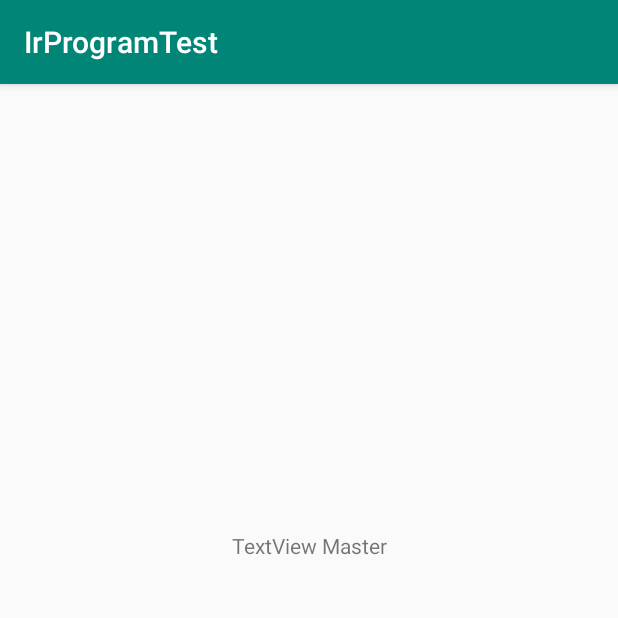
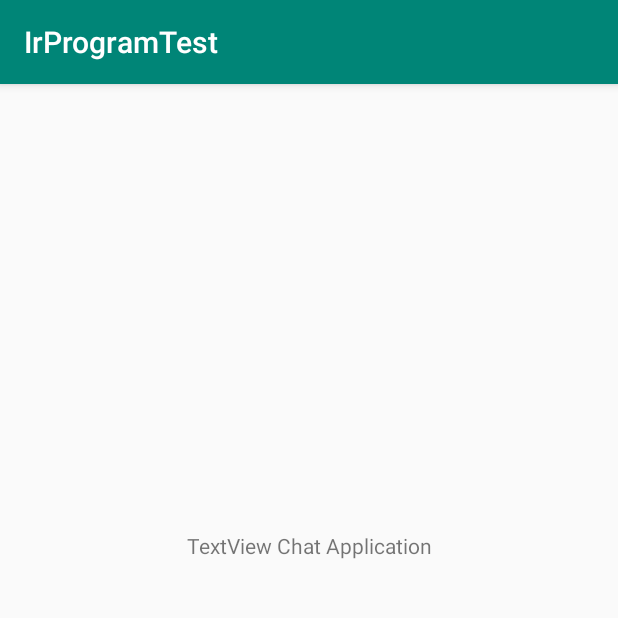
Before and after one commit to HTC77/android-irprogram.com-examples, an Android app: the screen it shows after launch (MainActivity), on a phone screen of 412 x 824 dp, the top half of it. Run offline under Robolectric (Android 15) with nearby library versions, the phone set to English and light mode, and no system bars.

Commit message:
init ChatApplication

```diff
--- a/app/src/main/res/layout/activity_main.xml
+++ b/app/src/main/res/layout/activity_main.xml
@@ -11,8 +11,8 @@
             android:layout_width="wrap_content"
             android:layout_height="wrap_content"
             android:layout_marginTop="298dp"
-        android:text="TextView Master"
+            android:text="TextView Chat Application"
             app:layout_constraintEnd_toEndOf="parent"
             app:layout_constraintStart_toStartOf="parent"
-        app:layout_constraintTop_toTopOf="parent" />
+            app:layout_constraintTop_toTopOf="parent"/>
 </android.support.constraint.ConstraintLayout>
--- a/build.gradle
+++ b/build.gradle
@@ -7,7 +7,7 @@ buildscript {
 
     }
     dependencies {
-        classpath 'com.android.tools.build:gradle:3.3.1'
+        classpath 'com.android.tools.build:gradle:3.3.2'
 
         // NOTE: Do not place your application dependencies here; they belong
         // in the individual module build.gradle files
```
Lines whose indentation alone changed are shown as unchanged.
